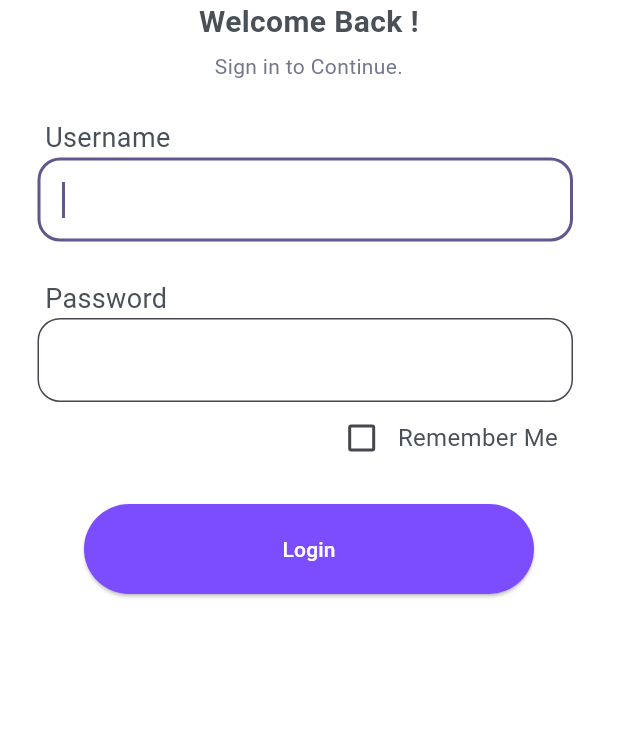
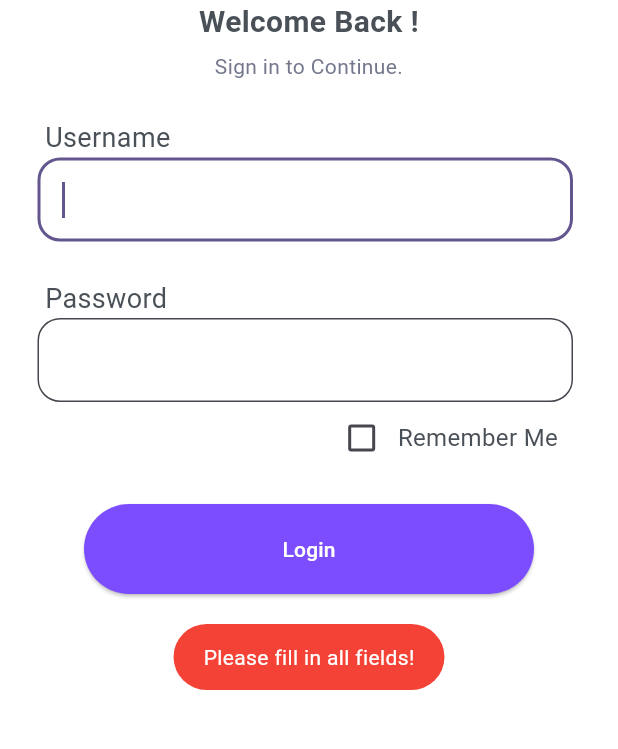
Before and after one commit to Siddhesh-crypt/Attendance_App, a Flutter app: the screen it shows after launch, after a tap on "Login", on a phone screen of 412 x 824 dp, the part 450-1199 px from its top. Run offline on Flutter 3.47's test engine with Material 3 defaults, Android fonts, the phone set to English and light mode, and no system bars; our stand-ins replace fluttertoast; missing offline and left inert: mysql1; Roboto replaces fonts that are missing (IBM Plex Sans).

Commit message:
MySQL Connectivity and Login Backend Logic

```diff
--- a/lib/LoginPage.dart
+++ b/lib/LoginPage.dart
@@ -1,4 +1,7 @@
+import 'package:attadance_app/HomePage.dart';
 import 'package:flutter/material.dart';
+import 'package:fluttertoast/fluttertoast.dart';
+import 'package:mysql1/mysql1.dart';
 
 class Loginpage extends StatefulWidget {
   const Loginpage({super.key});
@@ -9,13 +12,108 @@ class Loginpage extends StatefulWidget {
 
 class _LoginpageState extends State<Loginpage> {
   bool _rememberMe = false;
+  final _usernameController = TextEditingController();
+  final _passwordController = TextEditingController();
+
+  Future<void> _login() async {
+    final username = _usernameController.text;
+    final password = _passwordController.text;
+
+    if (username.isEmpty || password.isEmpty) {
+      Fluttertoast.showToast(
+        msg: 'Please fill in all fields!',
+        backgroundColor: Colors.red,
+      );
+      return;
+    }
+
+    try {
+      final conn = await MySqlConnection.connect(ConnectionSettings(
+        host: 'srv1022.hstgr.io',
+        port: 3306,
+        db: 'u777017855_DBS_PORT',
+        user: 'u777017855_DBS_PORT',
+        password: 'aU1#mCd#bL',
+      ));
+
+      final results = await conn.query(
+        'SELECT * FROM users WHERE username = ? AND password = MD5(?) AND inactive = 0 LIMIT 1',
+        [username, password],
+      );
+
+      if (results.isNotEmpty) {
+        final userData = results.first;
+        final userid = userData['id'];
+        final usertype = userData['usertype'];
+        final centerId = userData['centerId'];
+        final accessCenters = userData['accessCenters'];
+        final lastLogin = userData['lastlogin'];
+        final loginCount = userData['loginCount'];
+
+        // Update last login and login count
+        await conn.query(
+          'UPDATE users SET lastLogin = ?, loginCount = loginCount + 1 WHERE id = ?',
+          [DateTime.now().toString(), userid],
+        );
+
+        // Get employee details
+        final empResults = await conn.query(
+          'SELECT * FROM employee WHERE id = ? AND inactive = 0 LIMIT 1',
+          [userid],
+        );
+
+        if (empResults.isNotEmpty) {
+          final empData = empResults.first;
+          final firstName = empData['firstName'];
+          final lastName = empData['lastName'];
+          final profileUrl = empData['profileUrl'];
+
+          // Set session variables
+          // TODO: Implement session management in Flutter
+          // For now, just store the values in a map
+          final sessionData = {
+            'userid': userid,
+            'usertype': usertype,
+            'centerId': centerId,
+            'accessCenters': accessCenters,
+            'firstName': firstName,
+            'lastName': lastName,
+            'profileUrl': profileUrl,
+          };
+
+          // Redirect to homepage
+          Navigator.push(
+            context,
+            MaterialPageRoute(builder: (context) => Homepage(sessionData)),
+          );
+        } else {
+          Fluttertoast.showToast(
+            msg: 'Employee ID is inactive. Contact Head-Office for more details.',
+            backgroundColor: Colors.red,
+          );
+        }
+      } else {
+        Fluttertoast.showToast(
+          msg: 'Invalid username or password',
+          backgroundColor: Colors.red,
+        );
+      }
+
+      await conn.close();
+    } catch (e) {
+      print('Error: $e');
+      Fluttertoast.showToast(
+        msg: 'Error connecting to database',
+        backgroundColor: Colors.red,
+      );
+    }
+  }
 
   @override
   Widget build(BuildContext context) {
     return Scaffold(
       backgroundColor: Colors.white,
       body: SingleChildScrollView(
-
         physics: AlwaysScrollableScrollPhysics(),
         child: Column(
           mainAxisSize: MainAxisSize.max,
@@ -75,6 +173,7 @@ class _LoginpageState extends State<Loginpage> {
               child: TextField(
                 autofocus: true,
                 autocorrect: true,
+                controller: _usernameController,
                 decoration: InputDecoration(
                   filled: true,
                   fillColor: Colors.white,
@@ -104,6 +203,7 @@ class _LoginpageState extends State<Loginpage> {
                 obscureText: true,
                 autofocus: true,
                 autocorrect: true,
+                controller: _passwordController,
                 decoration: InputDecoration(
                   filled: true,
                   fillColor: Colors.white,
@@ -143,13 +243,11 @@ class _LoginpageState extends State<Loginpage> {
             Center(
               child: ElevatedButton(
                 style: ButtonStyle(
-                  backgroundColor: MaterialStateProperty.all(Colors.deepPurpleAccent),
-                  foregroundColor: MaterialStateProperty.all(Colors.white),
-                  fixedSize: MaterialStateProperty.all(Size(300, 60))
+                    backgroundColor: MaterialStateProperty.all(Colors.deepPurpleAccent),
+                    foregroundColor: MaterialStateProperty.all(Colors.white),
+                    fixedSize: MaterialStateProperty.all(Size(300, 60))
                 ),
-                onPressed: () {
-                  // Add your login logic here
-                },
+                onPressed: _login,
                 child: Text('Login'),
               ),
             )
--- a/pubspec.yaml
+++ b/pubspec.yaml
@@ -35,6 +35,8 @@ dependencies:
   # The following adds the Cupertino Icons font to your application.
   # Use with the CupertinoIcons class for iOS style icons.
   cupertino_icons: ^1.0.6
+  fluttertoast: ^8.2.6
+  mysql1: ^0.20.0
 
 dev_dependencies:
   flutter_test:
```
Also changed, not shown: lib/HomePage.dart (added, +56 -0 lines), pubspec.lock.
